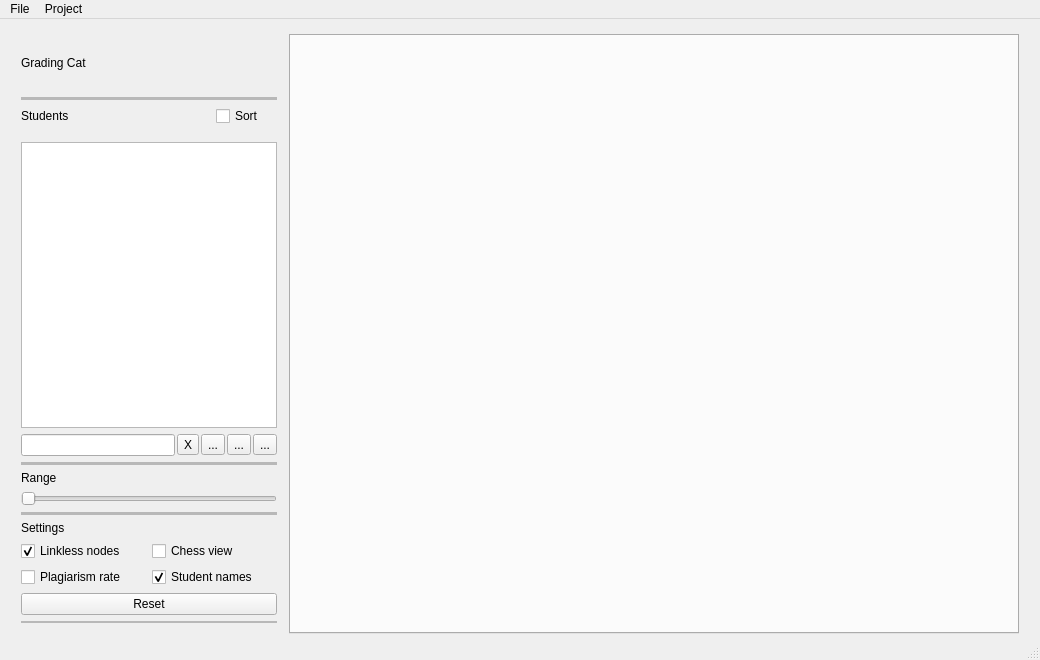
Old version of the form vplag.ui in the repository rg-software/grading-cat.
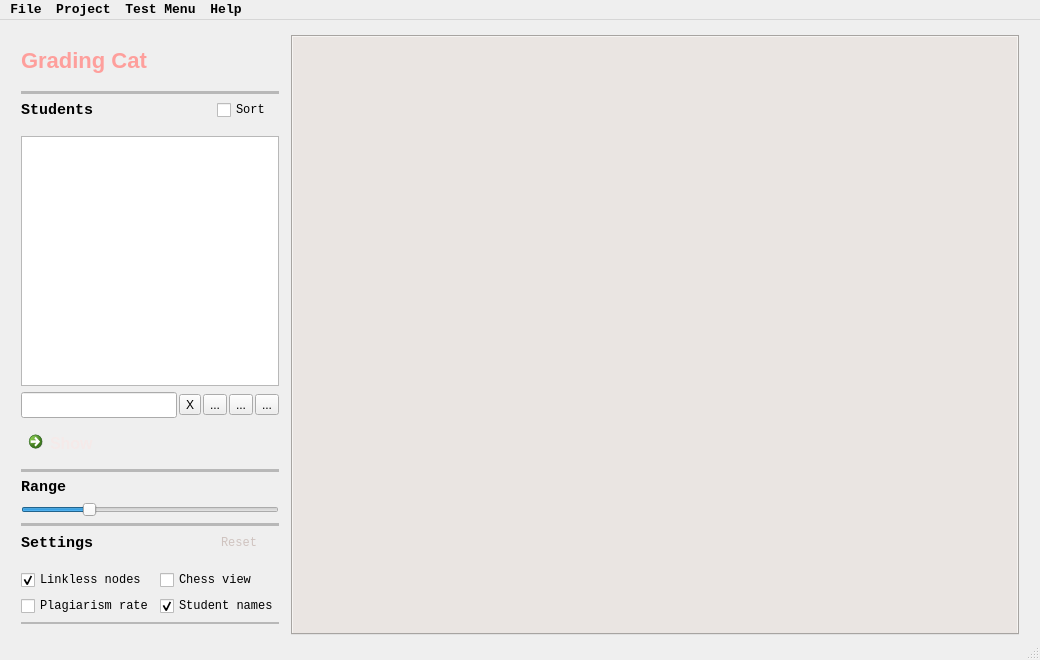
New version of the form. Icons and pictures are not drawn.

```diff
--- a/vplag.ui
+++ b/vplag.ui
@@ -29,6 +29,388 @@
   <property name="windowTitle">
    <string>Grading Cat</string>
   </property>
+  <property name="styleSheet">
+   <string notr="true">QMainWindow{
+	color: #f5eae9;
+	background-color: rgba(138, 140, 152, 255)
+}
+
+QDialog{
+	color: #f5eae9;
+	background-color: rgba(138, 140, 152, 255);
+}
+
+QDialog QComboBox {
+    border: 1px solid #f5eae9;
+    border-radius: 3px;
+	background-color: #faf1ec;
+	selection-background-color:  #fe9f9c; 	
+	color: rgb(45, 60, 75);
+	font: 12pt;
+}
+
+QDialog QComboBox QAbstractItemView{
+	background-color: #faf1ec;
+	selection-background-color:  #fe9f9c; 
+	border-radius: 2px;
+	color: rgb(45, 60, 75);
+	font: 12pt;
+}
+
+Line{
+	background-color: qlineargradient(spread:pad, x1:0, y1:0, x2:1, y2:0, stop:0 rgba(252, 232, 227, 155), stop:1 rgba(123, 209, 201, 85));
+	border: none;		
+}
+
+QToolTip { 
+	background-color: rgba(45, 60, 75, 220); 
+ 	color: rgb(207, 195, 191);
+ 	border: black solid 1px;
+	border-radius: 3px;
+	border-color: rgba(50, 65, 80, 180);
+
+  }
+
+QDialog QSpinBox {
+	border-color: rgba(50, 65, 80, 180);
+	color: #656270;
+	background-color: #faf1ec;
+	selection-background-color: rgb(187, 187, 187);
+	selection-color: rgb(55, 70, 90);
+	border-width: 1px;
+	padding: 2px;
+}
+QDialog QSpinBox:focus
+{
+	border-width: 2px;
+	border-style: solid;
+	border-color: #fe9f9c;
+}
+
+
+QDialog QLabel {
+	color:rgb(236, 226, 223);	
+	font: 14px &quot;Consolas&quot;
+	
+}
+QDialog QPushButton{
+	border-style: outset;
+	border-radius: 2px;
+	border-width: 2px;
+	border-top-color: qlineargradient(spread:pad, x1:0.5, y1:0.6, x2:0.5, y2:0.4, stop:0 rgba(170, 144, 131, 255), stop:1 rgba(133, 127, 131, 255));
+	border-right-color: qlineargradient(spread:pad, x1:0.4, y1:0.5, x2:0.6, y2:0.5, stop:0 rgba(170, 144, 131, 255), stop:1 rgba(133, 127, 131, 255));
+	border-left-color: qlineargradient(spread:pad, x1:0.6, y1:0.5, x2:0.4, y2:0.5, stop:0 rgba(170, 144, 131, 255), stop:1 rgba(133, 127, 131, 255));
+	border-bottom-color: rgb(80, 95, 110);
+	border-bottom-width: 1px;
+	border-style: solid;
+	color: rgb(80, 95, 110);
+	width: 80px;	
+	height: 30px;
+	background-color: qlineargradient(spread:pad, x1:0.5, y1:1, x2:0.5, y2:0, stop:0 rgba(250, 241, 236, 255), stop:1 rgba(250, 245, 236, 255));
+	border-right-color: qlineargradient(spread:pad, x1:0.4, y1:0.5, x2:0.6, y2:0.5, stop:0 rgba(123, 209, 201, 255), stop:1 rgba(205, 177, 168, 220));
+}
+
+QToolButton{
+	border-style: outset;
+	border-width: 2px;
+	border-top-color: qlineargradient(spread:pad, x1:0.5, y1:0.6, x2:0.5, y2:0.4, stop:0 rgba(81, 84, 100, 255), stop:1 rgba(45, 60, 75, 255));
+	border-right-color: qlineargradient(spread:pad, x1:0.4, y1:0.5, x2:0.6, y2:0.5, stop:0 rgba(81, 84, 100, 255), stop:1 rgba(45, 60, 75, 255));
+	border-left-color: qlineargradient(spread:pad, x1:0.6, y1:0.5, x2:0.4, y2:0.5, stop:0 rgba(81, 84, 100, 255), stop:1 rgba(45, 60, 75, 255));
+	border-bottom-color: rgb(43, 54, 70);
+	border-bottom-width: 1px;
+	border-style: solid;
+	color: rgb(255, 255, 255);
+	padding: 2px;
+	background-color: qlineargradient(spread:pad, x1:0.5, y1:1, x2:0.5, y2:0, stop:0 rgba(95, 97, 106, 255), stop:1 rgba(80, 95, 110, 255));
+	border-right-color: qlineargradient(spread:pad, x1:0.4, y1:0.5, x2:0.6, y2:0.5, stop:0 rgba(123, 209, 201, 255), stop:1 rgba(205, 177, 168, 220));
+}
+QToolButton:hover{
+	border-style: outset;
+	border-width: 2px;
+	border-top-color: qlineargradient(spread:pad, x1:0.5, y1:0.6, x2:0.5, y2:0.4, stop:0 rgba(233, 209, 201, 255), stop:1 rgba(205, 177, 168, 90));
+	border-right-color: qlineargradient(spread:pad, x1:0.4, y1:0.5, x2:0.6, y2:0.5, stop:0 rgba(123, 209, 201, 255), stop:1 rgba(205, 177, 168, 90));
+	border-left-color: qlineargradient(spread:pad, x1:0.6, y1:0.5, x2:0.4, y2:0.5, stop:0 rgba(233, 209, 201, 255), stop:1 rgba(205, 177, 168, 90));
+	border-bottom-color: rgb(165, 115, 115);
+	border-bottom-width: 1px;
+	border-style: solid;
+	color: rgb(255, 255, 255);
+	padding: 2px;
+	background-color: qlineargradient(spread:pad, x1:0.5, y1:1, x2:0.5, y2:0, stop:0 rgba(228, 206, 196, 90), stop:1 rgba(191, 163, 157, 90));
+}
+QToolButton:pressed{
+	border-style: outset;
+	border-width: 2px;
+	border-top-color: qlineargradient(spread:pad, x1:0.5, y1:0.6, x2:0.5, y2:0.4, stop:0 rgba(53, 64, 80, 255), stop:1 rgba(22, 22, 22, 255));
+	border-right-color: qlineargradient(spread:pad, x1:0.4, y1:0.5, x2:0.6, y2:0.5, stop:0 rgba(233, 209, 201, 255), stop:1 rgba(50, 65, 80, 255));
+	border-left-color: qlineargradient(spread:pad, x1:0.6, y1:0.5, x2:0.4, y2:0.5, stop:0 rgba(233, 209, 201, 255), stop:1 rgba(50, 65, 80, 255));
+	border-bottom-color: rgb(50, 65, 80);
+	border-bottom-width: 1px;
+	border-style: solid;
+	color: rgb(255, 255, 255);
+	padding: 2px;
+	background-color: qlineargradient(spread:pad, x1:0.5, y1:1, x2:0.5, y2:0, stop:0 rgba(45, 60, 75, 255), stop:1 rgba(40, 55, 70, 255));
+}
+QToolButton:disabled{
+	border-style: outset;
+	border-width: 2px;
+	border-top-color: qlineargradient(spread:pad, x1:0.5, y1:0.6, x2:0.5, y2:0.4, stop:0 rgba(88, 97, 112, 255), stop:1 rgba(50, 65, 80, 255));
+	border-right-color: qlineargradient(spread:pad, x1:0.4, y1:0.5, x2:0.6, y2:0.5, stop:0 rgba(88, 97, 112, 255), stop:1 rgba(50, 65, 80, 255));
+	border-left-color: qlineargradient(spread:pad, x1:0.6, y1:0.5, x2:0.4, y2:0.5, stop:0 rgba(88, 97, 112, 255), stop:1 rgba(50, 65, 80, 255));
+	border-bottom-color: rgb(40, 55, 70);
+	border-bottom-width: 1px;
+	border-style: solid;
+	color: rgb(0, 0, 0);
+	padding: 2px;
+	background-color: qlineargradient(spread:pad, x1:0.5, y1:1, x2:0.5, y2:0, stop:0 rgba(60, 55, 69, 255), stop:1 rgba(50, 66, 87, 255));
+}
+QAbstractButton:hover{
+	border-style: outset;
+	border-width: 2px;
+	border-top-color: qlineargradient(spread:pad, x1:0.5, y1:0.6, x2:0.5, y2:0.4, stop:0 rgba(233, 209, 201, 255), stop:1 rgba(205, 177, 168, 90));
+	border-right-color: qlineargradient(spread:pad, x1:0.4, y1:0.5, x2:0.6, y2:0.5, stop:0 rgba(123, 209, 201, 255), stop:1 rgba(205, 177, 168, 90));
+	border-left-color: qlineargradient(spread:pad, x1:0.6, y1:0.5, x2:0.4, y2:0.5, stop:0 rgba(233, 209, 201, 255), stop:1 rgba(205, 177, 168, 90));
+	border-bottom-color: rgb(165, 115, 115);
+	border-bottom-width: 1px;
+	border-style: solid;
+	color: rgb(255, 255, 255);
+	padding: 2px;
+	background-color: qlineargradient(spread:pad, x1:0.5, y1:1, x2:0.5, y2:0, stop:0 rgba(228, 206, 196, 90), stop:1 rgba(191, 163, 157, 90));
+} 
+
+QAbstractButton:pressed{
+	border-style: outset;
+	border-width: 2px;
+	border-top-color: qlineargradient(spread:pad, x1:0.5, y1:0.6, x2:0.5, y2:0.4, stop:0 rgba(53, 64, 80, 255), stop:1 rgba(22, 22, 22, 255));
+	border-right-color: qlineargradient(spread:pad, x1:0.4, y1:0.5, x2:0.6, y2:0.5, stop:0 rgba(233, 209, 201, 255), stop:1 rgba(50, 65, 80, 255));
+	border-left-color: qlineargradient(spread:pad, x1:0.6, y1:0.5, x2:0.4, y2:0.5, stop:0 rgba(233, 209, 201, 255), stop:1 rgba(50, 65, 80, 255));
+	border-bottom-color: rgb(50, 65, 80);
+	border-bottom-width: 1px;
+	border-style: solid;
+	color: rgb(255, 255, 255);
+	padding: 2px;
+	background-color: qlineargradient(spread:pad, x1:0.5, y1:1, x2:0.5, y2:0, stop:0 rgba(45, 60, 75, 255), stop:1 rgba(40, 55, 70, 255));
+}
+QAbstractButton:disabled{
+	border-style: outset;
+	border-width: 2px;
+	border-top-color: qlineargradient(spread:pad, x1:0.5, y1:0.6, x2:0.5, y2:0.4, stop:0 rgba(88, 97, 112, 255), stop:1 rgba(50, 65, 80, 255));
+	border-right-color: qlineargradient(spread:pad, x1:0.4, y1:0.5, x2:0.6, y2:0.5, stop:0 rgba(88, 97, 112, 255), stop:1 rgba(50, 65, 80, 255));
+	border-left-color: qlineargradient(spread:pad, x1:0.6, y1:0.5, x2:0.4, y2:0.5, stop:0 rgba(88, 97, 112, 255), stop:1 rgba(50, 65, 80, 255));
+	border-bottom-color: rgb(40, 55, 70);
+	border-bottom-width: 1px;
+	border-style: solid;
+	color: rgb(0, 0, 0);
+	padding: 2px;
+	background-color: qlineargradient(spread:pad, x1:0.5, y1:1, x2:0.5, y2:0, stop:0 rgba(60, 55, 69, 255), stop:1 rgba(50, 66, 87, 255));
+}
+QLineEdit {
+	border-width: 1px; border-radius: 2px;
+	border-color: rgba(50, 65, 80, 180);
+	border-style: inset;
+	padding: 0 6px;
+	color: #656270;
+    background-color: #faf1ec;
+	selection-background-color: rgb(187, 187, 187);
+	selection-color: rgb(55, 70, 90);
+}
+QListWidget, QDialog QListView {
+	border-width: 1px; 
+	border-radius: 2px;
+	border-color: rgba(50, 65, 80, 180);
+	border-style: inset;
+	padding: 6px;
+	color: #656270;
+    background-color: #faf1ec;
+	selection-background-color: rgb(187, 187, 187);
+	selection-color: rgb(55, 70, 90);
+	border-right-color: rgba(123, 209, 201, 195);
+}
+QListWidget::item:selected:active:hover, QDialog QListView::item:selected:active:hover {
+    background-color:rgb(254, 113, 105); 
+	color: rgb(254, 238, 237);
+}
+QListWidget::item:selected:active:!hover, QDialog QListView::item:selected:active:!hover{
+    background-color:rgb(95, 97, 106);
+	color: rgb(254, 238, 237);
+}
+QListWidget::item:selected:!active, QDialog QListView::item:selected:!active{
+    background-color:rgb(95, 97, 106);
+	color: rgb(254, 238, 237);
+}
+QListWidget::item:!selected:hover, QDialog QListView::item:!selected:hover{
+    background-color:rgb(254, 159, 156);
+	color: rgb(254, 238, 237);
+}
+
+
+QLabel {
+	color:rgb(222, 210, 205);	
+	font: bold large &quot;Consolas&quot;
+	
+}
+
+QCheckBox {
+	color: rgb(254, 238, 237);
+	padding: 2px;
+}
+QCheckBox:hover {
+	border-radius:4px;
+	border-style:solid;
+	padding-left: 1px;
+	padding-right: 1px;
+	padding-bottom: 1px;
+	padding-top: 1px;
+	border-width:1px;
+	border-color: rgb(87, 97, 106);
+	background-color:qlineargradient(spread:pad, x1:0.5, y1:0.7, x2:0.5, y2:0.3, stop:0 rgba(87, 97, 106, 80), stop:1 rgba(93, 103, 113, 80));
+}
+QCheckBox::indicator:checked {
+	border-radius:4px;
+	border-style:solid;
+	border-width:1px;
+	border-color: rgb(254, 229, 224);
+  	background-color: #fe9f9c
+}
+QCheckBox::indicator:unchecked {
+	border-radius:4px;
+	border-style:solid;
+	border-width:1px;
+	border-color: rgb(167, 175, 180);
+	background-color:qlineargradient(spread:pad, x1:0.5, y1:0.7, x2:0.5, y2:0.3, stop:0 rgba(93, 103, 113, 255), stop:1 rgba(95, 97, 106, 255));
+  	
+}
+QSlider {	
+	border: none;
+}
+
+QSlider::groove:horizontal {
+	height: 5px;
+	margin: 4px 0px 4px 0px;	
+}
+
+QSlider::groove:vertical {
+	width: 5px;
+	margin: 0px 4px 0px 4px;
+}
+
+QSlider::handle {
+	border: 1px solid #a7afb4;
+	background: rgb(95, 97, 106);
+	border-left-color: qlineargradient(spread:pad, x1:0.4, y1:0.5, x2:0.6, y2:0.5, stop:0 rgba(123, 209, 201, 255), stop:1 rgba(205, 177, 168, 120));
+}
+
+QSlider::handle:horizontal {
+	width: 15px;
+	margin: -4px 0px -4px 0px;
+}
+
+QSlider::handle:vertical {
+	height: 15px;
+	margin: 0px -4px 0px -4px;
+}
+
+QSlider::add-page:vertical, QSlider::sub-page:horizontal {
+	background: #2d3c4b;
+}
+
+QSlider::sub-page:vertical, QSlider::add-page:horizontal {
+	background: #fe9f9c;
+}
+
+
+QMenuBar {
+	background:#faf1ec;
+	font: bold large &quot;Consolas&quot;
+}
+QMenuBar::item {
+	color:rgb(95, 97, 106);
+	spacing: 3px;
+	padding: 1px 4px;
+	background: transparent;
+	
+}
+
+QMenuBar::item:selected {
+	background:rgb(254, 159, 156);
+}
+QMenu::item:selected {
+	color:rgb(138, 140, 152);
+	border-width:2px;
+	border-style:solid;
+	background:rgb(235, 229, 229);
+	border-top-color: qlineargradient(spread:pad, x1:0.5, y1:0.6, x2:0.5, y2:0.4, stop:0 rgba(233, 209, 201, 255), stop:1 rgba(205, 177, 168, 90));
+	border-right-color: qlineargradient(spread:pad, x1:0.4, y1:0.5, x2:0.6, y2:0.5, stop:0 rgba(233, 209, 201, 180), stop:1 rgba(50, 65, 80, 180));	
+	border-left-color: qlineargradient(spread:pad, x1:0.6, y1:0.5, x2:0.4, y2:0.5, stop:0 rgba(233, 209, 201, 255), stop:1 rgba(205, 177, 168, 90));
+	border-bottom-color: qlineargradient(spread:pad, x1:0.4, y1:0.5, x2:0.6, y2:0.5, stop:0 rgba(123, 209, 201, 255), stop:1 rgba(205, 177, 168, 120));
+	border-bottom-width: 1px;
+}
+
+QMenu{
+	background-color:#faf1ec;
+}
+
+QMenu::item, QMenu::item:editable{
+	color:rgb(254, 229, 224);
+	background-color:rgb(138, 140, 152);
+	padding-left:20px;
+	padding-top:4px;
+	padding-bottom:4px;
+	padding-right:10px;
+	font: 14px &quot;Consolas&quot;
+}
+
+QMenu::item:disabled{
+	color:rgb(194, 189, 188)
+}
+
+
+QTabWidget { 
+	color: #656270;
+	background-color: #faf1ec
+}
+
+QTabWidget::pane {
+	border-color:rgba(95, 97, 106, 80);
+	color: rgb(250, 241, 236);
+	border-style: solid;
+	border-width: 1px;
+
+}
+QTabBar::tab {
+	padding:1px;
+	color:rgb(95, 97, 106);
+	background-color:rgb(250, 240, 236);
+	border-style: solid;
+	border-width: 1px;
+	border-bottom-color: qlineargradient(spread:pad, x1:0.4, y1:0.5, x2:0.6, y2:0.5, stop:0 rgba(95, 97, 106, 85), stop:1 rgba(118, 125, 143, 80));
+	border-top-color: qlineargradient(spread:pad, x1:0.5, y1:0.6, x2:0.5, y2:0.4, stop:0 rgba(254, 229, 224, 155), stop:1 rgba(254, 243, 238, 90));
+	border-left-color: qlineargradient(spread:pad, x1:0.4, y1:0.5, x2:0.6, y2:0.5, stop:0 rgba(254, 229, 224, 255), stop:1 rgba(254, 223, 216, 220));
+	border-right-color: qlineargradient(spread:pad, x1:0.4, y1:0.5, x2:0.6, y2:0.5, stop:0 rgba(123, 209, 201, 255), stop:1 rgba(205, 177, 168, 220));
+	border-right-width: 2px;
+
+}
+QTabBar::tab:selected, QTabBar::tab:last:selected, QTabBar::tab:hover {
+  	background-color:#fe9f9c;
+	color:rgb(255, 245, 235);
+	margin-left: 0px;
+	margin-right: 1px;
+	border-color: rgb(255, 245, 235);
+	border-width: 2px;
+}
+QTabBar::tab:!selected {
+    	margin-top: 1px;
+		margin-right: 1px
+}
+border: none;
+    background: red;
+
+
+
+
+
+
+</string>
+  </property>
   <property name="locale">
    <locale language="English" country="World"/>
   </property>
@@ -64,6 +446,9 @@
    <property name="accessibleDescription">
     <string/>
    </property>
+   <property name="autoFillBackground">
+    <bool>false</bool>
+   </property>
    <layout class="QGridLayout" name="gridLayout_3">
     <item row="0" column="0">
      <layout class="QGridLayout" name="gridLayout">
@@ -99,15 +484,23 @@
           <height>600</height>
          </size>
         </property>
-
-
+        <property name="font">
+         <font>
+          <family>Consolas</family>
+          <pointsize>11</pointsize>
+         </font>
+        </property>
+        <property name="styleSheet">
+         <string notr="true">	color: #656270;
+	background-color: rgb(234, 229, 226)</string>
+        </property>
         <property name="currentIndex">
          <number>-1</number>
         </property>
        </widget>
       </item>
       <item row="0" column="0">
-       <layout class="QVBoxLayout" name="verticalLayoutMenu" stretch="1,0,0,5,0,1,0,0,0,0,0,0,2">
+       <layout class="QVBoxLayout" name="verticalLayoutMenu" stretch="1,0,0,5,0,0,1,0,0,0,0,0,0">
         <property name="spacing">
          <number>6</number>
         </property>
@@ -119,7 +512,12 @@
             <verstretch>0</verstretch>
            </sizepolicy>
           </property>
-
+          <property name="styleSheet">
+           <string notr="true">
+   font-size: 22px;
+	font-weight: bold;
+    color: #fe9f9c</string>
+          </property>
           <property name="text">
            <string>Grading Cat</string>
           </property>
@@ -163,6 +561,11 @@
           </property>
           <item row="0" column="1">
            <widget class="QCheckBox" name="sort">
+            <property name="font">
+             <font>
+              <family>Consolas</family>
+             </font>
+            </property>
             <property name="text">
              <string>Sort</string>
             </property>
@@ -173,7 +576,14 @@
           </item>
           <item row="0" column="0">
            <widget class="QLabel" name="label_2">
-
+            <property name="font">
+             <font>
+              <family>Consolas</family>
+              <pointsize>11</pointsize>
+              <italic>false</italic>
+              <bold>true</bold>
+             </font>
+            </property>
             <property name="text">
              <string>Students</string>
             </property>
@@ -201,6 +611,12 @@
           </property>
           <item>
            <widget class="QLineEdit" name="lineEdit">
+            <property name="minimumSize">
+             <size>
+              <width>0</width>
+              <height>26</height>
+             </size>
+            </property>
             <property name="maximumSize">
              <size>
               <width>16777215</width>
@@ -282,6 +698,35 @@
           </item>
          </layout>
         </item>
+        <item>
+         <widget class="QCommandLinkButton" name="ShowButton">
+          <property name="font">
+           <font>
+            <family>Segoe UI</family>
+            <pointsize>12</pointsize>
+           </font>
+          </property>
+          <property name="layoutDirection">
+           <enum>Qt::LeftToRight</enum>
+          </property>
+          <property name="styleSheet">
+           <string notr="true">color: #f5eae9;</string>
+          </property>
+          <property name="text">
+           <string>Show</string>
+          </property>
+          <property name="icon">
+           <iconset>
+            <normaloff>../Whiskers/icons/Arrow.ico</normaloff>../Whiskers/icons/Arrow.ico</iconset>
+          </property>
+          <property name="iconSize">
+           <size>
+            <width>30</width>
+            <height>30</height>
+           </size>
+          </property>
+         </widget>
+        </item>
         <item>
          <widget class="Line" name="line">
           <property name="minimumSize">
@@ -303,7 +748,14 @@
         </item>
         <item>
          <widget class="QLabel" name="label_Range">
-
+          <property name="font">
+           <font>
+            <family>Consolas</family>
+            <pointsize>11</pointsize>
+            <italic>false</italic>
+            <bold>true</bold>
+           </font>
+          </property>
           <property name="text">
            <string>Range</string>
           </property>
@@ -311,7 +763,9 @@
         </item>
         <item>
          <widget class="QSlider" name="rangeSlider">
-          
+          <property name="value">
+           <number>25</number>
+          </property>
           <property name="orientation">
            <enum>Qt::Horizontal</enum>
           </property>
@@ -337,18 +791,67 @@
          </widget>
         </item>
         <item>
-         <widget class="QLabel" name="label_3">
- 
-          <property name="text">
-           <string>Settings</string>
+         <layout class="QGridLayout" name="gridLayout_5" columnstretch="4,0" columnminimumwidth="2,2">
+          <property name="bottomMargin">
+           <number>10</number>
           </property>
-         </widget>
+          <property name="horizontalSpacing">
+           <number>10</number>
+          </property>
+          <item row="0" column="1">
+           <widget class="QPushButton" name="resetButton">
+            <property name="font">
+             <font>
+              <family>Consolas</family>
+             </font>
+            </property>
+            <property name="styleSheet">
+             <string notr="true">color: rgb(207, 195, 191);</string>
+            </property>
+            <property name="text">
+             <string>Reset</string>
+            </property>
+            <property name="icon">
+             <iconset>
+              <normaloff>icons/reset.png</normaloff>icons/reset.png</iconset>
+            </property>
+            <property name="iconSize">
+             <size>
+              <width>20</width>
+              <height>20</height>
+             </size>
+            </property>
+            <property name="flat">
+             <bool>true</bool>
+            </property>
+           </widget>
+          </item>
+          <item row="0" column="0">
+           <widget class="QLabel" name="label_3">
+            <property name="font">
+             <font>
+              <family>Consolas</family>
+              <pointsize>11</pointsize>
+              <italic>false</italic>
+              <bold>true</bold>
+             </font>
+            </property>
+            <property name="text">
+             <string>Settings</string>
+            </property>
+           </widget>
+          </item>
+         </layout>
         </item>
         <item>
          <layout class="QGridLayout" name="gridLayout_2">
           <item row="1" column="0">
            <widget class="QCheckBox" name="showRate">
- 
+            <property name="font">
+             <font>
+              <family>Consolas</family>
+             </font>
+            </property>
             <property name="text">
              <string>Plagiarism rate</string>
             </property>
@@ -359,7 +862,11 @@
             <property name="enabled">
              <bool>true</bool>
             </property>
- 
+            <property name="font">
+             <font>
+              <family>Consolas</family>
+             </font>
+            </property>
             <property name="text">
              <string>Student names</string>
             </property>
@@ -370,7 +877,11 @@
           </item>
           <item row="0" column="0">
            <widget class="QCheckBox" name="showLinkless">
- 
+            <property name="font">
+             <font>
+              <family>Consolas</family>
+             </font>
+            </property>
             <property name="text">
              <string>Linkless nodes</string>
             </property>
@@ -381,7 +892,11 @@
           </item>
           <item row="0" column="1">
            <widget class="QCheckBox" name="chess">
-            
+            <property name="font">
+             <font>
+              <family>Consolas</family>
+             </font>
+            </property>
             <property name="text">
              <string>Chess view</string>
             </property>
@@ -389,13 +904,6 @@
           </item>
          </layout>
         </item>
-        <item>
-         <widget class="QPushButton" name="resetButton">
-          <property name="text">
-           <string>Reset</string>
-          </property>
-         </widget>
-        </item>
         <item>
          <widget class="Line" name="line_4">
           <property name="minimumSize">
@@ -427,10 +935,17 @@
      <x>0</x>
      <y>0</y>
      <width>1040</width>
-     <height>22</height>
+     <height>19</height>
     </rect>
    </property>
-
+   <property name="font">
+    <font>
+     <family>Consolas</family>
+     <pointsize>10</pointsize>
+     <italic>false</italic>
+     <bold>true</bold>
+    </font>
+   </property>
    <widget class="QMenu" name="menuFile">
     <property name="title">
      <string>File</string>
@@ -442,7 +957,6 @@
     <addaction name="separator"/>
     <addaction name="actionQuit"/>
    </widget>
-
    <widget class="QMenu" name="menuProject">
     <property name="title">
      <string>Project</string>
@@ -451,8 +965,31 @@
     <addaction name="actionSync_with_Data_Source"/>
     <addaction name="actionDetect"/>
    </widget>
+   <widget class="QMenu" name="menuHelp">
+    <property name="title">
+     <string>Help</string>
+    </property>
+    <addaction name="actionAbout_Grading_Cat"/>
+   </widget>
+   <widget class="QMenu" name="menuTest_Menu">
+    <property name="styleSheet">
+     <string notr="true"/>
+    </property>
+    <property name="title">
+     <string>Test Menu</string>
+    </property>
+    <addaction name="actionNew"/>
+    <addaction name="actionOpen"/>
+    <addaction name="separator"/>
+    <addaction name="actionSave"/>
+    <addaction name="actionSave_as"/>
+    <addaction name="separator"/>
+    <addaction name="actionClose"/>
+   </widget>
    <addaction name="menuFile"/>
    <addaction name="menuProject"/>
+   <addaction name="menuTest_Menu"/>
+   <addaction name="menuHelp"/>
   </widget>
   <widget class="QStatusBar" name="statusbar"/>
  
```
Left out of the diff: 46 changed lines with no effect on the pictures.
